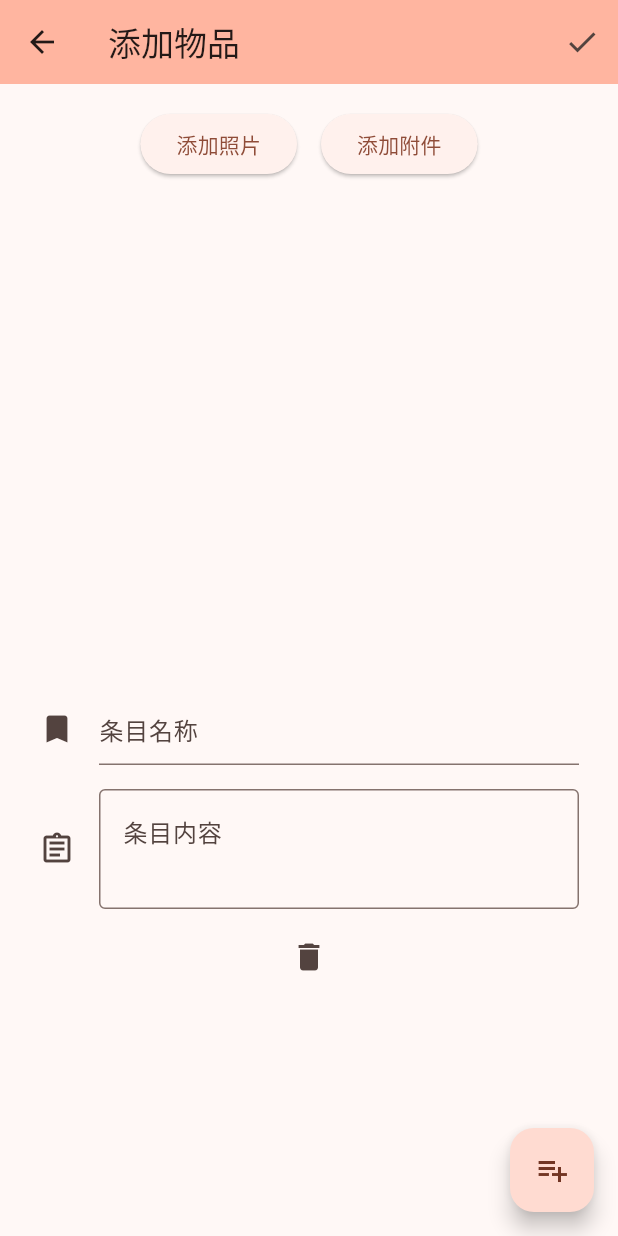
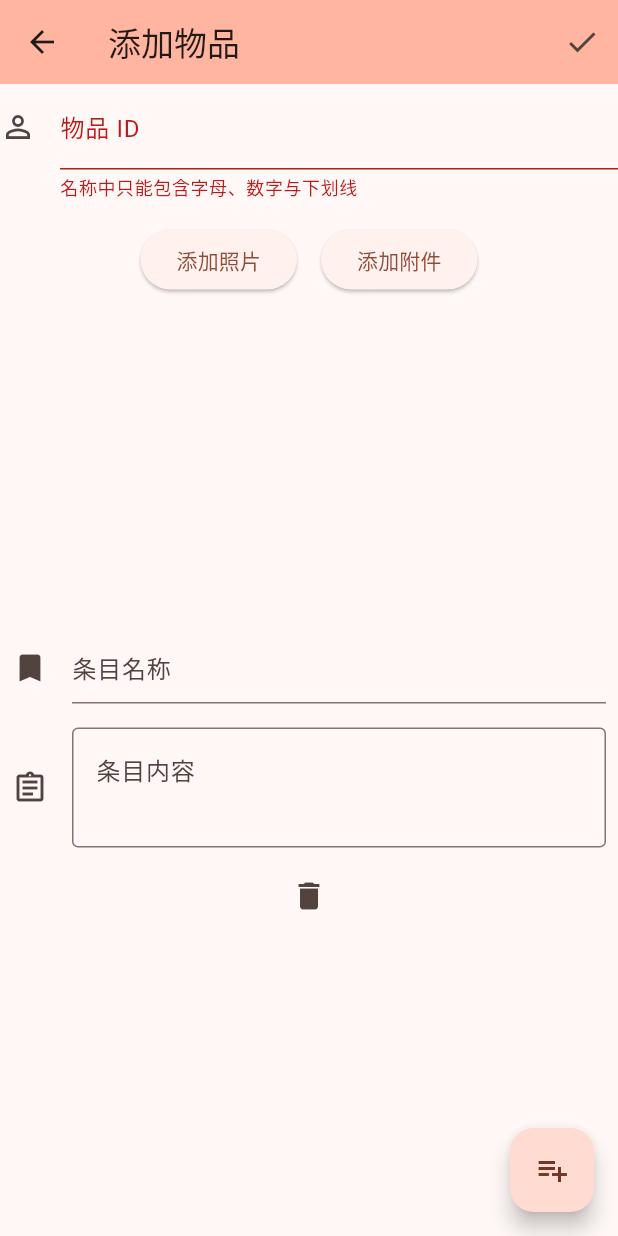
Before and after one commit to WhiteChimney/stock_managing, a Flutter app: the AddItemPage screen opened directly, after a tap on the "playlist add" icon, on a phone screen of 412 x 824 dp. Run offline on Flutter 3.47's test engine with Material 2 defaults, Android fonts, the phone set to English and light mode, and no system bars; our stand-ins replace camera, file_picker, shared_preferences; missing offline and left inert: dartssh2; accounts and stored records are empty.

Commit message:
Update add_item_page.dart

```diff
--- a/lib/pages/add_item_page.dart
+++ b/lib/pages/add_item_page.dart
@@ -1,5 +1,6 @@
 import 'package:camera/camera.dart';
 import 'package:flutter/material.dart';
+import 'package:path/path.dart' as path;
 import 'dart:io';
 import 'dart:convert';
 import 'package:path_provider/path_provider.dart';
@@ -13,6 +14,7 @@ class AddItemPage extends StatefulWidget {
 }
 
 class _AddItemPageState extends State<AddItemPage> {
+  TextEditingController idController = TextEditingController();
   List<TextEditingController> nameControllers = [];
   List<TextEditingController> contentControllers = [];
 
@@ -45,9 +47,23 @@ class _AddItemPageState extends State<AddItemPage> {
               Navigator.pop(context);
             },
           )),
-      body: Column(
-        children: [
-          Padding(
+      body: CustomScrollView(
+        slivers: <Widget>[
+          SliverToBoxAdapter(
+            child: TextField(
+              maxLines: 1,
+              decoration: InputDecoration(
+                icon: Icon(Icons.perm_identity),
+                border: UnderlineInputBorder(),
+                hintText: '唯一标识符，例如：AFG_3252_20231001_001',
+                labelText: '物品 ID',
+                errorText: '名称中只能包含字母、数字与下划线',
+              ),
+              controller: idController,
+            ),
+          ),
+          SliverToBoxAdapter(
+            child: Padding(
               padding: const EdgeInsets.all(8.0),
               child: Row(
                 mainAxisAlignment: MainAxisAlignment.center,
@@ -64,8 +80,10 @@ class _AddItemPageState extends State<AddItemPage> {
                   ),
                 ],
               ),
+            )
           ),
-          SizedBox(
+          SliverToBoxAdapter(
+            child: SizedBox(
             height: 200,
             child: ListView.builder(
               scrollDirection: Axis.horizontal,
@@ -77,30 +95,24 @@ class _AddItemPageState extends State<AddItemPage> {
                 );
               }),
             ),
-          SizedBox(
-            height: 100,
-            child: ListView.builder(
-              // scrollDirection: Axis.horizontal,
-              itemCount: filePaths.length,
-              itemBuilder: (context, index) {
-                return Padding(
-                    padding: const EdgeInsets.all(8.0),
-                    child: generateFilesWidget(filePaths[index]),
-                  );
-              }),
           ),
-          Expanded(
-            child: ListView.builder(
-                itemCount: nameControllers.length,
-                itemBuilder: (context, index) {
-                  return Padding(
-                      padding: const EdgeInsets.all(18.0),
-                      child:
-                      generateEntryWidget(
+          SliverList(
+            delegate: SliverChildBuilderDelegate(
+              (BuildContext context, int index) {
+                return generateFilesWidget(filePaths[index]);
+              },
+              childCount: filePaths.length,
+            ),
+          ),
+          SliverList(
+            delegate: SliverChildBuilderDelegate(
+              (BuildContext context, int index) {
+                return generateEntryWidget(
                         nameControllers[index],
-                        contentControllers[index]),
-                    );
-                }),
+                        contentControllers[index]);
+              },
+              childCount: nameControllers.length,
+            ),
           ),
         ],
       ),
@@ -165,18 +177,6 @@ class _AddItemPageState extends State<AddItemPage> {
     setState(() {});
   }
 
-  void saveItemInfo() async {
-    Map<String,dynamic> json = {};
-    for (int index = 0; index < nameControllers.length; index++) {
-      json[nameControllers[index].text] = contentControllers[index].text;
-    }
-
-    final directory = await getApplicationCacheDirectory();
-    var fWrite = File('${directory.path}/json_test.json');
-    var contents = jsonEncode(json);
-    fWrite.writeAsString(contents);
-  }
-
   void addPictures() async {
     if (Platform.isIOS || Platform.isAndroid) {
       CameraDescription camera = await getCamera();
@@ -226,13 +226,38 @@ class _AddItemPageState extends State<AddItemPage> {
   Row generateFilesWidget(String filePath) {
     return Row(
       children: [
+        Icon(Icons.file_present),
+        SizedBox(
+          child: Text(filePath),
+          width: MediaQuery.of(context).size.width-64,),
         IconButton(onPressed: (){
           filePaths.remove(filePath);
           setState(() {});
         }, icon: Icon(Icons.delete),),
-        SizedBox(child: Text(filePath), width: MediaQuery.of(context).size.width-56,),
       ],
     );
   }
 
+  void saveItemInfo() async {
+    if (idController.text == '') return;
+    var cacheDir = await getApplicationCacheDirectory();
+    var userDir = path.join(cacheDir.path,'noland');
+    var stockingDir = path.join(userDir,'stockings');
+    var itemsDir = path.join(stockingDir,'items');
+    var imgDir = path.join(itemsDir,idController.text,'images');
+    var fileDir = path.join(itemsDir,idController.text,'files');
+    await Directory(imgDir).create(recursive: true);
+    await Directory(fileDir).create(recursive: true);
+
+    // var directory = await Directory('dir/subdir').create(recursive: true);
+
+    // Map<String,dynamic> json = {};
+
+
+    // final directory =
+    // var fWrite = File('${directory.path}/json_test.json');
+    // var contents = jsonEncode(json);
+    // fWrite.writeAsString(contents);
   }
+
+}
```
Lines whose indentation alone changed are shown as unchanged.
